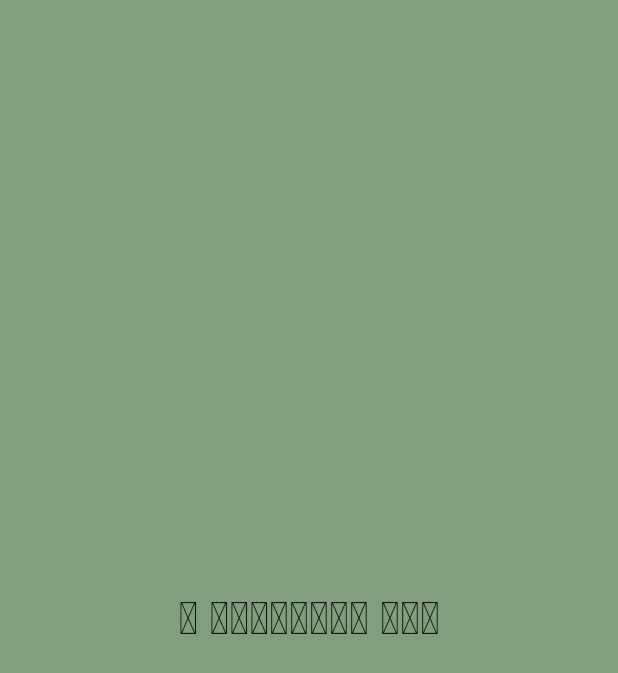
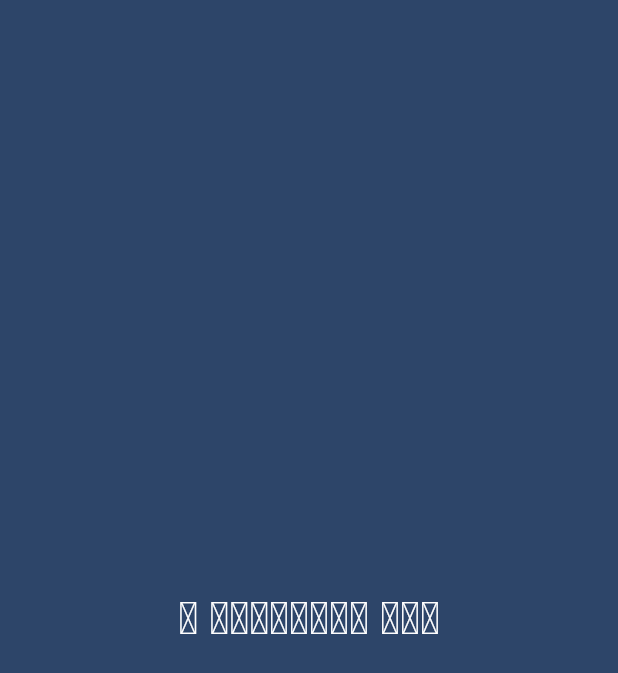
Before and after one commit to Rehab-Sobhy/Complete-Ecommerce-App, a Flutter app: the Splash_Screen screen opened directly, on a phone screen of 412 x 824 dp. Shown: the top 673 px of the screen. Run offline on Flutter 3.47's test engine with Material 2 defaults, Android fonts, the light colour scheme and no system bars; our stand-ins replace bloc, easy_localization, flutter_bloc.

Commit message:
change color of splash screen

```diff
--- a/lib/splash_screen/splash_screen.dart
+++ b/lib/splash_screen/splash_screen.dart
@@ -32,14 +32,13 @@ class _Splash_ScreenState extends State<Splash_Screen> {
       body: Container(
         height: double.infinity,
         width: double.infinity,
-        color: secondColor,
+        color: mainColor,
         child: Column(
           mainAxisAlignment: MainAxisAlignment.center,
           children: [
             Text(
               "🅔 🅒🅞🅜🅜🅔🅡🅒🅔 🅐🅟🅟",
-              style: Styles.TextStyle30.copyWith(
-                  color: Color.fromRGBO(0, 0, 0, 0.851)),
+              style: Styles.TextStyle30.copyWith(color: Colors.white),
             ),
           ],
         ),
```
